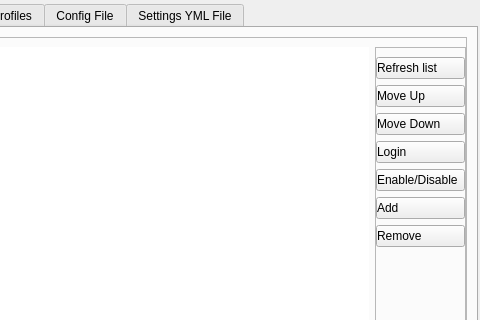
goszpeti/conan_explorer, file src/conan_app_launcher/ui/views/conan_conf/conan_conf.ui: the form before one commit; both pictures show x 137 to 617 and y 0 to 320 of the 617 by 464 pixel window.
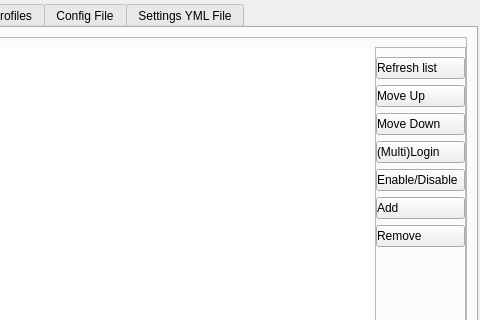
The form after the commit. The open tabs and pages were chosen to show the change.

The edit to the form file:
```diff
--- a/src/conan_app_launcher/ui/views/conan_conf/conan_conf.ui
+++ b/src/conan_app_launcher/ui/views/conan_conf/conan_conf.ui
@@ -326,7 +326,7 @@
              <item>
               <widget class="QPushButton" name="remote_login">
                <property name="text">
-                <string>Login</string>
+                <string>(Multi)Login</string>
                </property>
               </widget>
              </item>
```
